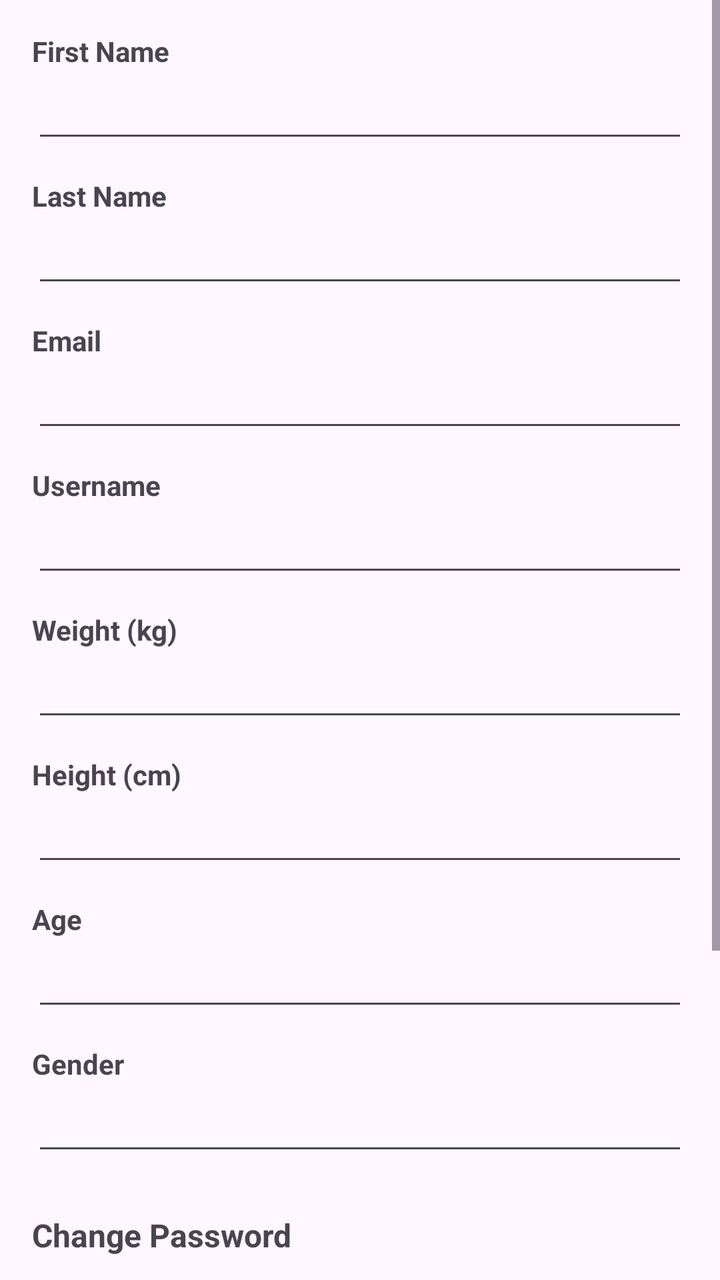
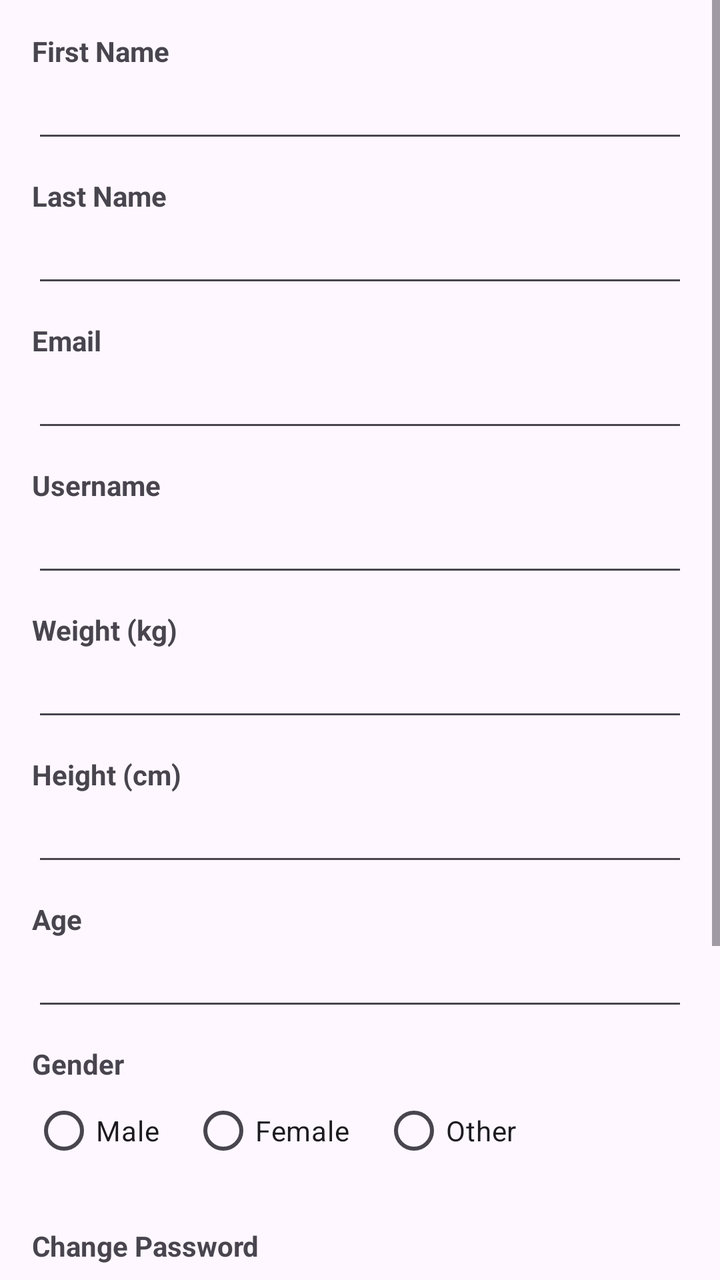

Screens rendered from an Android XML layout before and after an edit, with the pre-edit source and the edit as a unified diff.
<!-- AndroidManifest.xml: application theme Theme.FitnessTracker -->
<!-- res/layout/fragment_profile.xml -->
<?xml version="1.0" encoding="utf-8"?>
<ScrollView
    xmlns:android="http://schemas.android.com/apk/res/android"
    xmlns:app="http://schemas.android.com/apk/res-auto"
    android:layout_width="match_parent"
    android:layout_height="match_parent"
    android:fillViewport="true"
    android:focusableInTouchMode="true">

    <androidx.constraintlayout.widget.ConstraintLayout
        android:layout_width="match_parent"
        android:layout_height="wrap_content"
        android:paddingStart="16dp"
        android:paddingTop="16dp"
        android:paddingEnd="16dp"
        android:paddingBottom="120dp">

        
        <TextView
            android:id="@+id/labelFirstName"
            android:layout_width="wrap_content"
            android:layout_height="wrap_content"
            android:text="First Name"
            android:textStyle="bold"
            app:layout_constraintTop_toTopOf="parent"
            app:layout_constraintStart_toStartOf="parent" />

        <EditText
            android:id="@+id/firstNameEditText"
            android:layout_width="0dp"
            android:layout_height="wrap_content"
            android:inputType="textPersonName"
            app:layout_constraintTop_toBottomOf="@id/labelFirstName"
            app:layout_constraintStart_toStartOf="parent"
            app:layout_constraintEnd_toEndOf="parent" />

        
        <TextView
            android:id="@+id/labelLastName"
            android:layout_width="wrap_content"
            android:layout_height="wrap_content"
            android:text="Last Name"
            android:textStyle="bold"
            android:layout_marginTop="12dp"
            app:layout_constraintTop_toBottomOf="@id/firstNameEditText"
            app:layout_constraintStart_toStartOf="parent" />

        <EditText
            android:id="@+id/lastNameEditText"
            android:layout_width="0dp"
            android:layout_height="wrap_content"
            android:inputType="textPersonName"
            app:layout_constraintTop_toBottomOf="@id/labelLastName"
            app:layout_constraintStart_toStartOf="parent"
            app:layout_constraintEnd_toEndOf="parent" />

        
        <TextView
            android:id="@+id/labelEmail"
            android:layout_width="wrap_content"
            android:layout_height="wrap_content"
            android:text="Email"
            android:textStyle="bold"
            android:layout_marginTop="12dp"
            app:layout_constraintTop_toBottomOf="@id/lastNameEditText"
            app:layout_constraintStart_toStartOf="parent" />

        <EditText
            android:id="@+id/emailEditText"
            android:layout_width="0dp"
            android:layout_height="wrap_content"
            android:inputType="textEmailAddress"
            app:layout_constraintTop_toBottomOf="@id/labelEmail"
            app:layout_constraintStart_toStartOf="parent"
            app:layout_constraintEnd_toEndOf="parent" />

        
        <TextView
            android:id="@+id/labelUsername"
            android:layout_width="wrap_content"
            android:layout_height="wrap_content"
            android:text="Username"
            android:textStyle="bold"
            android:layout_marginTop="12dp"
            app:layout_constraintTop_toBottomOf="@id/emailEditText"
            app:layout_constraintStart_toStartOf="parent" />

        <EditText
            android:id="@+id/usernameEditText"
            android:layout_width="0dp"
            android:layout_height="wrap_content"
            app:layout_constraintTop_toBottomOf="@id/labelUsername"
            app:layout_constraintStart_toStartOf="parent"
            app:layout_constraintEnd_toEndOf="parent" />

        
        <TextView
            android:id="@+id/labelWeight"
            android:layout_width="wrap_content"
            android:layout_height="wrap_content"
            android:text="Weight (kg)"
            android:textStyle="bold"
            android:layout_marginTop="12dp"
            app:layout_constraintTop_toBottomOf="@id/usernameEditText"
            app:layout_constraintStart_toStartOf="parent" />

        
        <EditText
            android:id="@+id/weightEditText"
            android:layout_width="0dp"
            android:layout_height="wrap_content"
            android:inputType="numberDecimal"
            app:layout_constraintEnd_toEndOf="parent"
            app:layout_constraintHorizontal_bias="0.0"
            app:layout_constraintStart_toStartOf="parent"
            app:layout_constraintTop_toBottomOf="@id/labelWeight" />

        <TextView
            android:id="@+id/labelHeight"
            android:layout_width="wrap_content"
            android:layout_height="wrap_content"
            android:text="Height (cm)"
            android:textStyle="bold"
            android:layout_marginTop="12dp"
            app:layout_constraintTop_toBottomOf="@id/weightEditText"
            app:layout_constraintStart_toStartOf="parent" />

        <EditText
            android:id="@+id/heightEditText"
            android:layout_width="0dp"
            android:layout_height="wrap_content"
            android:inputType="numberDecimal"
            app:layout_constraintTop_toBottomOf="@id/labelHeight"
            app:layout_constraintStart_toStartOf="parent"
            app:layout_constraintEnd_toEndOf="parent" />

        
        <TextView
            android:id="@+id/labelAge"
            android:layout_width="wrap_content"
            android:layout_height="wrap_content"
            android:text="Age"
            android:textStyle="bold"
            android:layout_marginTop="12dp"
            app:layout_constraintTop_toBottomOf="@id/heightEditText"
            app:layout_constraintStart_toStartOf="parent" />

        <EditText
            android:id="@+id/ageEditText"
            android:layout_width="0dp"
            android:layout_height="wrap_content"
            android:inputType="number"
            app:layout_constraintTop_toBottomOf="@id/labelAge"
            app:layout_constraintStart_toStartOf="parent"
            app:layout_constraintEnd_toEndOf="parent" />

        
        <TextView
            android:id="@+id/labelGender"
            android:layout_width="wrap_content"
            android:layout_height="wrap_content"
            android:text="Gender"
            android:textStyle="bold"
            android:layout_marginTop="12dp"
            app:layout_constraintTop_toBottomOf="@id/ageEditText"
            app:layout_constraintStart_toStartOf="parent" />

        <EditText
            android:id="@+id/genderEditText"
            android:layout_width="0dp"
            android:layout_height="wrap_content"
            android:inputType="textCapWords"
            app:layout_constraintTop_toBottomOf="@id/labelGender"
            app:layout_constraintStart_toStartOf="parent"
            app:layout_constraintEnd_toEndOf="parent" />

        
        <TextView
            android:id="@+id/labelPassword"
            android:layout_width="wrap_content"
            android:layout_height="wrap_content"
            android:text="Change Password"
            android:textStyle="bold"
            android:textSize="16sp"
            android:layout_marginTop="24dp"
            app:layout_constraintTop_toBottomOf="@id/genderEditText"
            app:layout_constraintStart_toStartOf="parent" />

        <EditText
            android:id="@+id/passwordEditText"
            android:layout_width="0dp"
            android:layout_height="wrap_content"
            android:hint="New Password"
            android:inputType="textPassword"
            app:layout_constraintTop_toBottomOf="@id/labelPassword"
            app:layout_constraintStart_toStartOf="parent"
            app:layout_constraintEnd_toEndOf="parent" />

        
        <Button
            android:id="@+id/updateProfileButton"
            android:layout_width="wrap_content"
            android:layout_height="wrap_content"
            android:text="Update Profile"
            android:layout_marginTop="24dp"
            app:layout_constraintTop_toBottomOf="@id/passwordEditText"
            app:layout_constraintStart_toStartOf="parent"
            app:layout_constraintEnd_toEndOf="parent" />

    </androidx.constraintlayout.widget.ConstraintLayout>

</ScrollView>
<!-- resources referenced by this layout -->
<resources>
  <style name="Theme.FitnessTracker" parent="Theme.Material3.DayNight.NoActionBar">
          
          
      </style>
</resources>

<!-- the commit's change to res/layout/fragment_profile.xml (unified diff, before → after) -->
@@ -23,16 +23,15 @@
             android:text="First Name"
             android:textStyle="bold"
             app:layout_constraintTop_toTopOf="parent"
-            app:layout_constraintStart_toStartOf="parent" />
+            app:layout_constraintStart_toStartOf="parent"/>
 
         <EditText
             android:id="@+id/firstNameEditText"
             android:layout_width="0dp"
             android:layout_height="wrap_content"
-            android:inputType="textPersonName"
             app:layout_constraintTop_toBottomOf="@id/labelFirstName"
             app:layout_constraintStart_toStartOf="parent"
-            app:layout_constraintEnd_toEndOf="parent" />
+            app:layout_constraintEnd_toEndOf="parent"/>
 
         
         <TextView
@@ -43,16 +42,15 @@
             android:textStyle="bold"
             android:layout_marginTop="12dp"
             app:layout_constraintTop_toBottomOf="@id/firstNameEditText"
-            app:layout_constraintStart_toStartOf="parent" />
+            app:layout_constraintStart_toStartOf="parent"/>
 
         <EditText
             android:id="@+id/lastNameEditText"
             android:layout_width="0dp"
             android:layout_height="wrap_content"
-            android:inputType="textPersonName"
             app:layout_constraintTop_toBottomOf="@id/labelLastName"
             app:layout_constraintStart_toStartOf="parent"
-            app:layout_constraintEnd_toEndOf="parent" />
+            app:layout_constraintEnd_toEndOf="parent"/>
 
         
         <TextView
@@ -63,7 +61,7 @@
             android:textStyle="bold"
             android:layout_marginTop="12dp"
             app:layout_constraintTop_toBottomOf="@id/lastNameEditText"
-            app:layout_constraintStart_toStartOf="parent" />
+            app:layout_constraintStart_toStartOf="parent"/>
 
         <EditText
             android:id="@+id/emailEditText"
@@ -72,7 +70,7 @@
             android:inputType="textEmailAddress"
             app:layout_constraintTop_toBottomOf="@id/labelEmail"
             app:layout_constraintStart_toStartOf="parent"
-            app:layout_constraintEnd_toEndOf="parent" />
+            app:layout_constraintEnd_toEndOf="parent"/>
 
         
         <TextView
@@ -83,7 +81,7 @@
             android:textStyle="bold"
             android:layout_marginTop="12dp"
             app:layout_constraintTop_toBottomOf="@id/emailEditText"
-            app:layout_constraintStart_toStartOf="parent" />
+            app:layout_constraintStart_toStartOf="parent"/>
 
         <EditText
             android:id="@+id/usernameEditText"
@@ -91,7 +89,7 @@
             android:layout_height="wrap_content"
             app:layout_constraintTop_toBottomOf="@id/labelUsername"
             app:layout_constraintStart_toStartOf="parent"
-            app:layout_constraintEnd_toEndOf="parent" />
+            app:layout_constraintEnd_toEndOf="parent"/>
 
         
         <TextView
@@ -102,19 +100,18 @@
             android:textStyle="bold"
             android:layout_marginTop="12dp"
             app:layout_constraintTop_toBottomOf="@id/usernameEditText"
-            app:layout_constraintStart_toStartOf="parent" />
-
-        
+            app:layout_constraintStart_toStartOf="parent"/>
+
         <EditText
             android:id="@+id/weightEditText"
             android:layout_width="0dp"
             android:layout_height="wrap_content"
             android:inputType="numberDecimal"
-            app:layout_constraintEnd_toEndOf="parent"
-            app:layout_constraintHorizontal_bias="0.0"
-            app:layout_constraintStart_toStartOf="parent"
-            app:layout_constraintTop_toBottomOf="@id/labelWeight" />
-
+            app:layout_constraintTop_toBottomOf="@id/labelWeight"
+            app:layout_constraintStart_toStartOf="parent"
+            app:layout_constraintEnd_toEndOf="parent"/>
+
+        
         <TextView
             android:id="@+id/labelHeight"
             android:layout_width="wrap_content"
@@ -123,7 +120,7 @@
             android:textStyle="bold"
             android:layout_marginTop="12dp"
             app:layout_constraintTop_toBottomOf="@id/weightEditText"
-            app:layout_constraintStart_toStartOf="parent" />
+            app:layout_constraintStart_toStartOf="parent"/>
 
         <EditText
             android:id="@+id/heightEditText"
@@ -132,7 +129,7 @@
             android:inputType="numberDecimal"
             app:layout_constraintTop_toBottomOf="@id/labelHeight"
             app:layout_constraintStart_toStartOf="parent"
-            app:layout_constraintEnd_toEndOf="parent" />
+            app:layout_constraintEnd_toEndOf="parent"/>
 
         
         <TextView
@@ -143,7 +140,7 @@
             android:textStyle="bold"
             android:layout_marginTop="12dp"
             app:layout_constraintTop_toBottomOf="@id/heightEditText"
-            app:layout_constraintStart_toStartOf="parent" />
+            app:layout_constraintStart_toStartOf="parent"/>
 
         <EditText
             android:id="@+id/ageEditText"
@@ -152,7 +149,7 @@
             android:inputType="number"
             app:layout_constraintTop_toBottomOf="@id/labelAge"
             app:layout_constraintStart_toStartOf="parent"
-            app:layout_constraintEnd_toEndOf="parent" />
+            app:layout_constraintEnd_toEndOf="parent"/>
 
         
         <TextView
@@ -163,16 +160,39 @@
             android:textStyle="bold"
             android:layout_marginTop="12dp"
             app:layout_constraintTop_toBottomOf="@id/ageEditText"
-            app:layout_constraintStart_toStartOf="parent" />
-
-        <EditText
-            android:id="@+id/genderEditText"
-            android:layout_width="0dp"
-            android:layout_height="wrap_content"
-            android:inputType="textCapWords"
+            app:layout_constraintStart_toStartOf="parent"/>
+
+        <RadioGroup
+            android:id="@+id/genderRadioGroup"
+            android:layout_width="0dp"
+            android:layout_height="wrap_content"
+            android:orientation="horizontal"
             app:layout_constraintTop_toBottomOf="@id/labelGender"
             app:layout_constraintStart_toStartOf="parent"
-            app:layout_constraintEnd_toEndOf="parent" />
+            app:layout_constraintEnd_toEndOf="parent">
+
+            <RadioButton
+                android:id="@+id/radioMale"
+                android:layout_width="wrap_content"
+                android:layout_height="wrap_content"
+                android:text="Male" />
+
+            <RadioButton
+                android:id="@+id/radioFemale"
+                android:layout_width="wrap_content"
+                android:layout_height="wrap_content"
+                android:text="Female"
+                android:layout_marginStart="16dp" />
+
+            <RadioButton
+                android:id="@+id/radioOther"
+                android:layout_width="wrap_content"
+                android:layout_height="wrap_content"
+                android:text="Other"
+                android:layout_marginStart="16dp" />
+
+        </RadioGroup>
+
 
         
         <TextView
@@ -181,10 +201,9 @@
             android:layout_height="wrap_content"
             android:text="Change Password"
             android:textStyle="bold"
-            android:textSize="16sp"
             android:layout_marginTop="24dp"
-            app:layout_constraintTop_toBottomOf="@id/genderEditText"
-            app:layout_constraintStart_toStartOf="parent" />
+            app:layout_constraintTop_toBottomOf="@id/genderRadioGroup"
+            app:layout_constraintStart_toStartOf="parent"/>
 
         <EditText
             android:id="@+id/passwordEditText"
@@ -194,9 +213,8 @@
             android:inputType="textPassword"
             app:layout_constraintTop_toBottomOf="@id/labelPassword"
             app:layout_constraintStart_toStartOf="parent"
-            app:layout_constraintEnd_toEndOf="parent" />
-
-        
+            app:layout_constraintEnd_toEndOf="parent"/>
+
         <Button
             android:id="@+id/updateProfileButton"
             android:layout_width="wrap_content"
@@ -205,8 +223,7 @@
             android:layout_marginTop="24dp"
             app:layout_constraintTop_toBottomOf="@id/passwordEditText"
             app:layout_constraintStart_toStartOf="parent"
-            app:layout_constraintEnd_toEndOf="parent" />
+            app:layout_constraintEnd_toEndOf="parent"/>
 
     </androidx.constraintlayout.widget.ConstraintLayout>
-
 </ScrollView>
